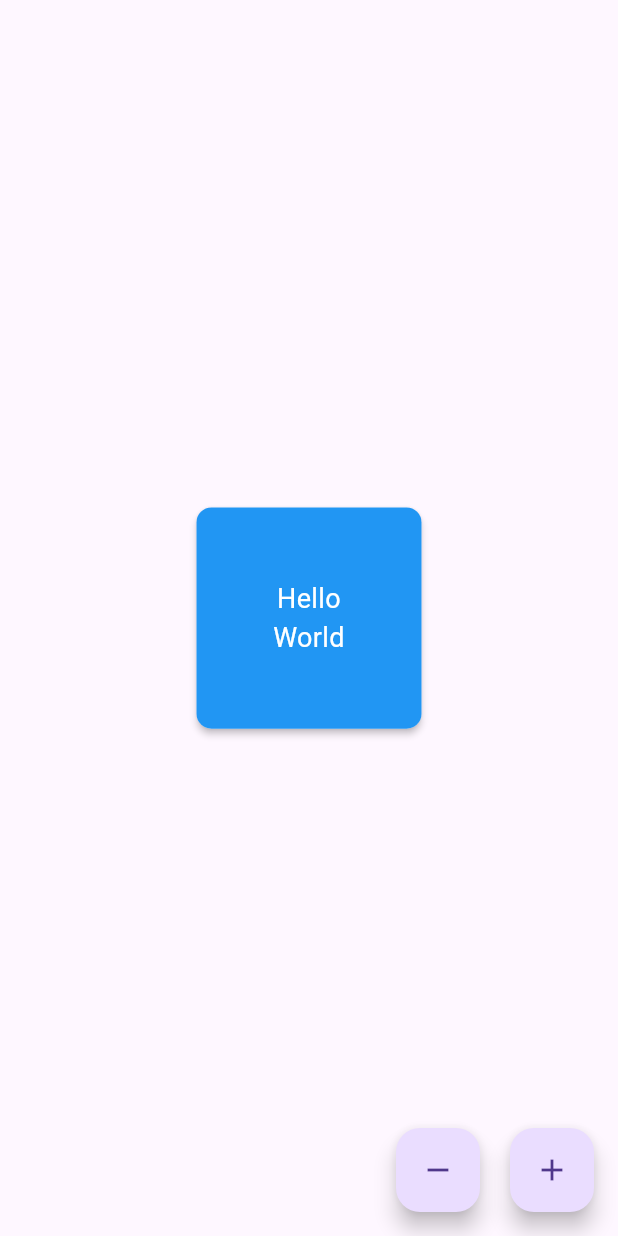
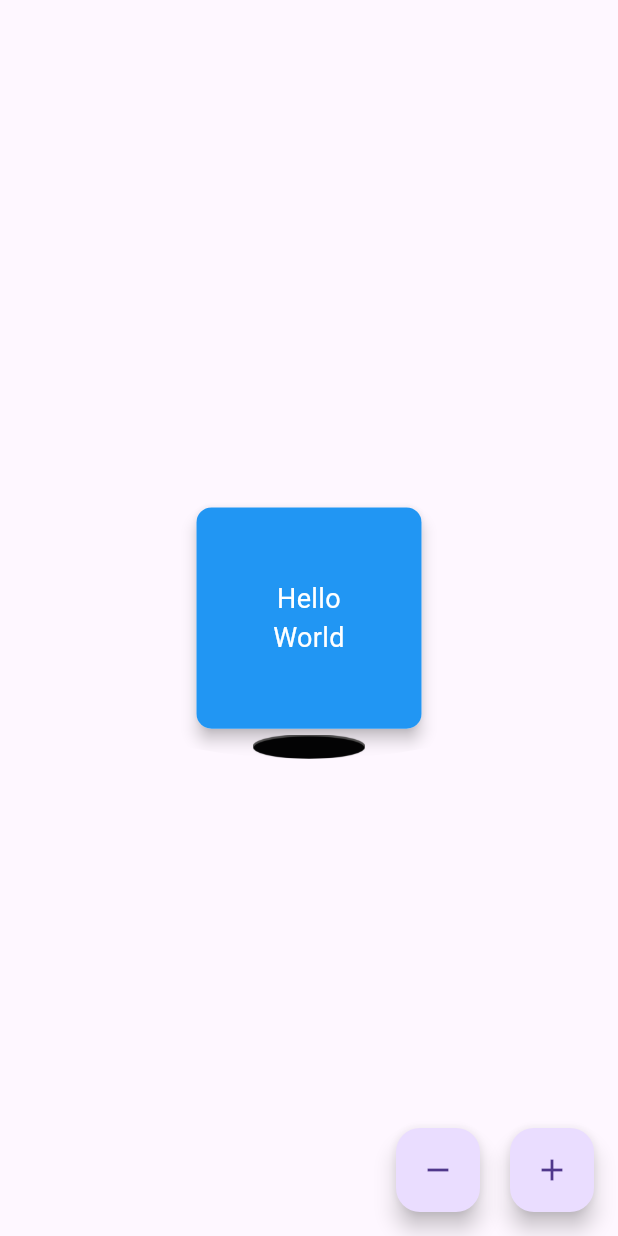
Before and after one commit to Demo7Vlizer/BlackHome_Animation, a Flutter app: the screen it shows after launch, after a tap on the "add" icon, on a phone screen of 412 x 824 dp. Run offline on Flutter 3.47's test engine with Material 3 defaults, Android fonts, the phone set to English and light mode, and no system bars.

Commit message:
make changes default set hiden

```diff
--- a/lib/card_hidden_animation_page.dart
+++ b/lib/card_hidden_animation_page.dart
@@ -52,6 +52,7 @@ class CardHiddenAnimationPageState extends State<CardHiddenAnimationPage>
   void initState() {
     holeAnimationController.addListener(() => setState(() {}));
     cardOffsetAnimationController.addListener(() => setState(() {}));
+    cardOffsetAnimationController.value = 1.0;
     super.initState();
   }
 
@@ -79,8 +80,11 @@ class CardHiddenAnimationPageState extends State<CardHiddenAnimationPage>
           ),
           const SizedBox(width: 20),
           FloatingActionButton(
-            onPressed: () {
+            onPressed: () async {
+              holeAnimationController.forward();
+              await Future.delayed(const Duration(milliseconds: 200));
               cardOffsetAnimationController.reverse();
+              await Future.delayed(const Duration(milliseconds: 800));
               holeAnimationController.reverse();
             },
             child: const Icon(Icons.add),
```
Also changed, not shown: 1 other file.
